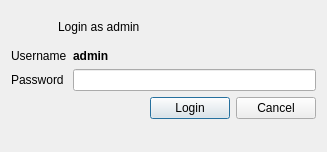
First picture: the form in projects/videoclient/src/adminauthwidget.ui, repository mfreiholz/ts3video, before the edit.
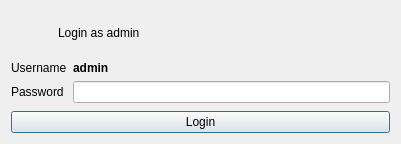
Second picture: the form after the edit. Icons and pictures are not drawn.

Commit message: Updates admin login dialog layout.

The edit to the form file:
```diff
--- a/projects/videoclient/src/adminauthwidget.ui
+++ b/projects/videoclient/src/adminauthwidget.ui
@@ -6,8 +6,8 @@
    <rect>
     <x>0</x>
     <y>0</y>
-    <width>327</width>
-    <height>152</height>
+    <width>401</width>
+    <height>144</height>
    </rect>
   </property>
   <property name="windowTitle">
@@ -85,48 +85,11 @@
     </layout>
    </item>
    <item>
-    <layout class="QHBoxLayout" name="horizontalLayout">
-     <item>
-      <spacer name="horizontalSpacer">
-       <property name="orientation">
-        <enum>Qt::Horizontal</enum>
-       </property>
-       <property name="sizeHint" stdset="0">
-        <size>
-         <width>40</width>
-         <height>20</height>
-        </size>
-       </property>
-      </spacer>
-     </item>
-     <item>
-      <widget class="QPushButton" name="loginButton">
-       <property name="text">
-        <string>Login</string>
-       </property>
-      </widget>
-     </item>
-     <item>
-      <widget class="QPushButton" name="cancelButton">
-       <property name="text">
-        <string>Cancel</string>
-       </property>
-      </widget>
-     </item>
-    </layout>
-   </item>
-   <item>
-    <spacer name="verticalSpacer">
-     <property name="orientation">
-      <enum>Qt::Vertical</enum>
+    <widget class="QPushButton" name="loginButton">
+     <property name="text">
+      <string>Login</string>
      </property>
-     <property name="sizeHint" stdset="0">
-      <size>
-       <width>20</width>
-       <height>40</height>
-      </size>
-     </property>
-    </spacer>
+    </widget>
    </item>
   </layout>
  </widget>
```
The commit also changes 2 other files.
